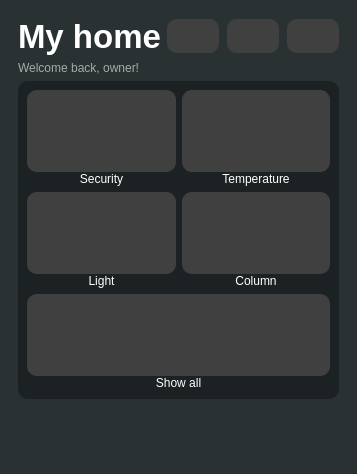
Old version of the form client/UI/mainwindow.ui in the repository Inso4ka/CL-system.
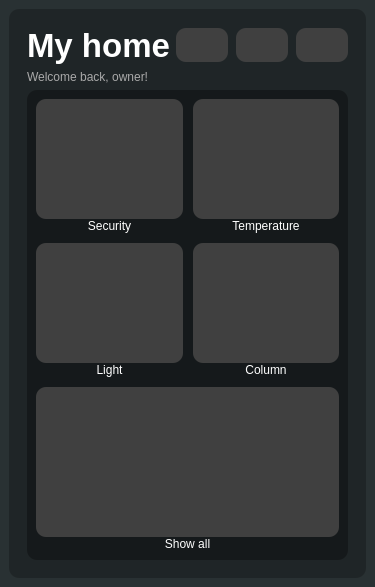
New version of the form. Icons and pictures are not drawn.

Diff of the .ui file:
```diff
--- a/client/UI/mainwindow.ui
+++ b/client/UI/mainwindow.ui
@@ -6,8 +6,8 @@
    <rect>
     <x>0</x>
     <y>0</y>
-    <width>335</width>
-    <height>474</height>
+    <width>359</width>
+    <height>515</height>
    </rect>
   </property>
   <property name="windowTitle">
@@ -21,6 +21,25 @@
    <property name="styleSheet">
     <string notr="true">background-color: rgba(41, 49, 51, 0);</string>
    </property>
+   <layout class="QVBoxLayout" name="verticalLayout_11">
+    <item>
+     <widget class="QFrame" name="frame_2">
+      <property name="sizePolicy">
+       <sizepolicy hsizetype="Expanding" vsizetype="Expanding">
+        <horstretch>0</horstretch>
+        <verstretch>0</verstretch>
+       </sizepolicy>
+      </property>
+      <property name="styleSheet">
+       <string notr="true">background-color: rgba(0, 0, 0, 60);
+border-radius: 10px;</string>
+      </property>
+      <property name="frameShape">
+       <enum>QFrame::StyledPanel</enum>
+      </property>
+      <property name="frameShadow">
+       <enum>QFrame::Raised</enum>
+      </property>
    <layout class="QVBoxLayout" name="verticalLayout_10">
     <item>
      <widget class="QWidget" name="widget" native="true">
@@ -191,6 +210,9 @@
          <layout class="QVBoxLayout" name="verticalLayout_8">
           <item>
            <layout class="QVBoxLayout" name="verticalLayout_7">
+               <property name="spacing">
+                <number>10</number>
+               </property>
             <item>
              <layout class="QHBoxLayout" name="horizontalLayout">
               <item>
@@ -209,7 +231,7 @@
                   <property name="minimumSize">
                    <size>
                     <width>0</width>
-                    <height>82</height>
+                       <height>120</height>
                    </size>
                   </property>
                   <property name="styleSheet">
@@ -304,7 +326,7 @@
                   <property name="minimumSize">
                    <size>
                     <width>0</width>
-                    <height>82</height>
+                       <height>120</height>
                    </size>
                   </property>
                   <property name="styleSheet">
@@ -382,7 +404,7 @@
                   <property name="minimumSize">
                    <size>
                     <width>0</width>
-                    <height>82</height>
+                       <height>120</height>
                    </size>
                   </property>
                   <property name="styleSheet">
@@ -456,7 +478,7 @@
                   <property name="minimumSize">
                    <size>
                     <width>0</width>
-                    <height>82</height>
+                       <height>120</height>
                    </size>
                   </property>
                   <property name="styleSheet">
@@ -534,7 +556,7 @@
                   <property name="minimumSize">
                    <size>
                     <width>0</width>
-                    <height>82</height>
+                       <height>150</height>
                    </size>
                   </property>
                   <property name="styleSheet">
@@ -596,9 +618,6 @@
             </item>
            </layout>
           </item>
-         </layout>
-        </widget>
-       </item>
        <item>
         <spacer name="verticalSpacer">
          <property name="orientation">
@@ -611,6 +630,12 @@
           </size>
          </property>
         </spacer>
+             </item>
+            </layout>
+           </widget>
+          </item>
+         </layout>
+        </widget>
        </item>
       </layout>
      </widget>
```
Lines whose indentation alone changed are shown as unchanged.
